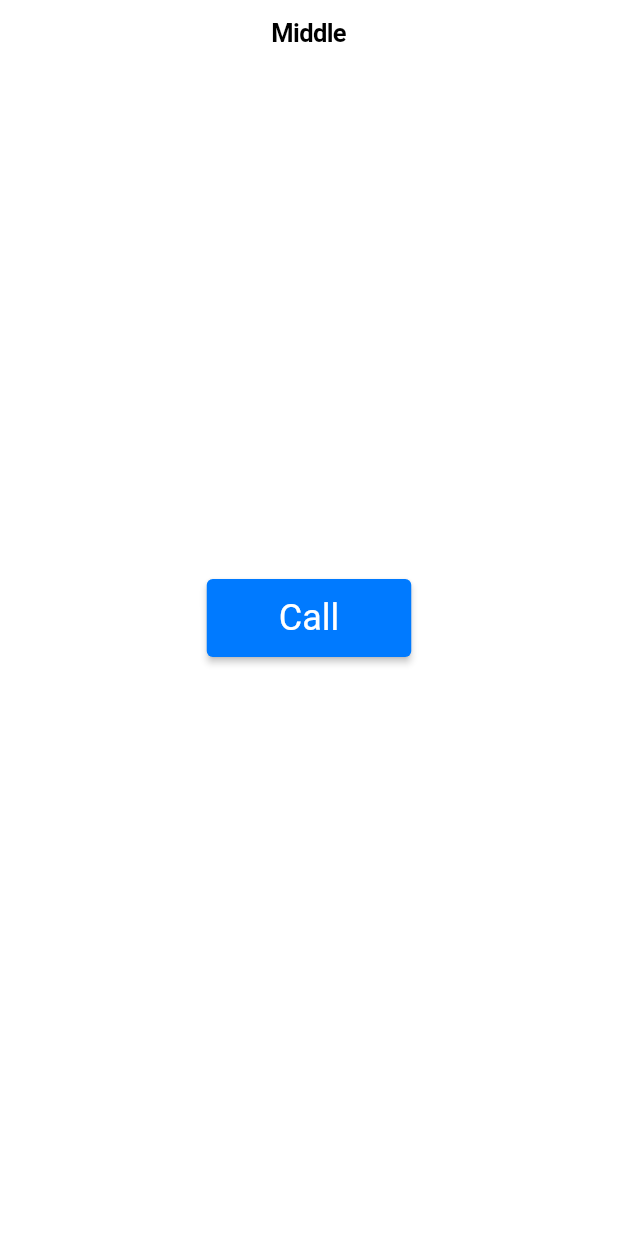
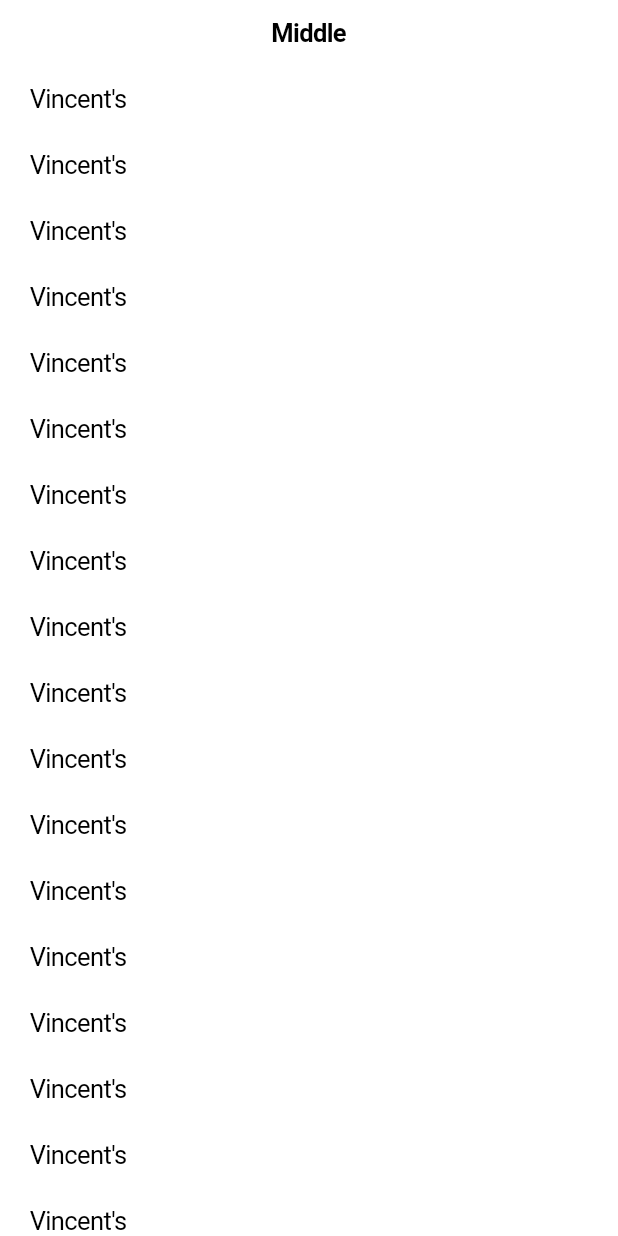
Before and after one commit to GeonwooVincentKim/Flutter_Phone_Call_Example, a Flutter app: the screen it shows after launch, on a phone screen of 412 x 824 dp. Run offline on Flutter 3.47's test engine with Material 2 defaults, Android fonts, the phone set to English and light mode, and no system bars; missing offline and left inert: flutter_phone_direct_caller.

Commit message:
[Feature] - Add call feature

```diff
--- a/lib/screens/home.dart
+++ b/lib/screens/home.dart
@@ -25,29 +25,66 @@ class _HomeState extends State<Home> {
       navigationBar: const CupertinoNavigationBar(
         middle: Text('Middle')
       ),
-      child: Center(child: buildButton()),
+      child: buildButton()
+      // child: Center(child: buildButton()),
     );
   }
 
   Widget buildButton() {
-    final number = '+821065839661';
+    final number = '<Your Phone Number>';
 
-    return ElevatedButton(
-      style: ElevatedButton.styleFrom(
-        padding: const EdgeInsets.symmetric(horizontal: 48, vertical: 12),
-        textStyle: const TextStyle(fontSize: 24),
+    return CupertinoScrollbar(
+      child: ListView.builder(
+        itemCount: 20,
+        itemBuilder: (context, index) {
+          return CupertinoListTile(
+            title: const Text("Vincent's"),
+            onTap: () async {
+              // ignore: deprecated_member_use
+              launch('tel://$number');
+              await FlutterPhoneDirectCaller.callNumber(number);
+            },
+          );
+        },
       ),
-      child: const Text('Call'),
-      onPressed: () async {
-        FlutterPhoneDirectCaller.callNumber(_numberController.text);
-        // final uri = Uri.parse('tel:$number');
+    );
+    // return ListTile(
+    //   title: Text("Vincent's"),
+    //   subtitle: Text(number),
+    //   onTap: () async {
+    //     // ignore: deprecated_member_use
+    //     launch('tel://$number');
 
-        // if (await canLaunchUrl(uri)) {
-        //   launchUrl(uri);
-        // }
-        // launchUrl('tel://$number' as Uri);
-        // await FlutterPhoneDirectCaller.callNumber(number);
-      },
-    );
+    //     await FlutterPhoneDirectCaller.callNumber(number);
+    //   },
+    // );
+
+
+    // return CupertinoListTile(
+    //   title: Text("Vincent's"),
+    //   onTap: () async {
+    //     // ignore: deprecated_member_use
+    //     launch('tel://$number');
+    //     await FlutterPhoneDirectCaller.callNumber(number);
+    //   },
+    // );
+
+    // return ElevatedButton(
+    //   style: ElevatedButton.styleFrom(
+    //     padding: const EdgeInsets.symmetric(horizontal: 48, vertical: 12),
+    //     textStyle: const TextStyle(fontSize: 24),
+    //   ),
+    //   child: const Text('Call'),
+    //   onPressed: () async {
+    //     FlutterPhoneDirectCaller.callNumber(_numberController.text);
+    //     // final uri = Uri.parse('tel:$number');
+
+    //     // if (await canLaunchUrl(uri)) {
+    //     //   launchUrl(uri);
+    //     // }
+    //     // launchUrl('tel://$number' as Uri);
+    //     // await FlutterPhoneDirectCaller.callNumber(number);
+    //   },
+    // );
   }
 }
```
